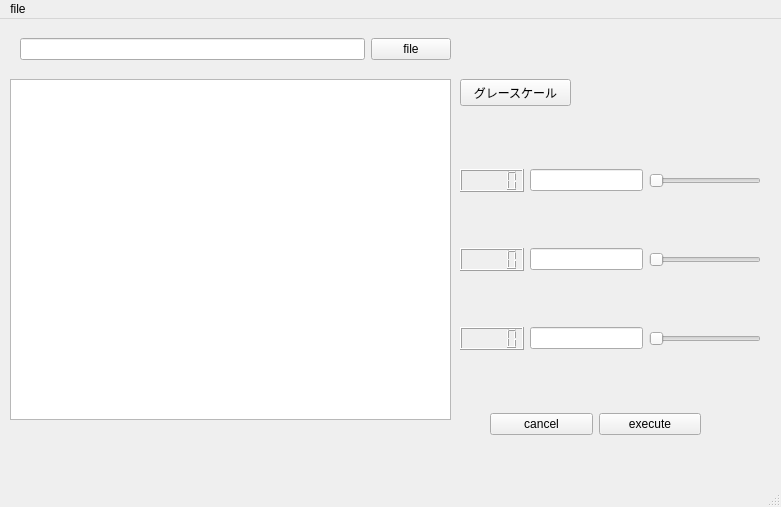
Qt form MainDialog02.ui (tsunekinaoto/picture) before a commit.
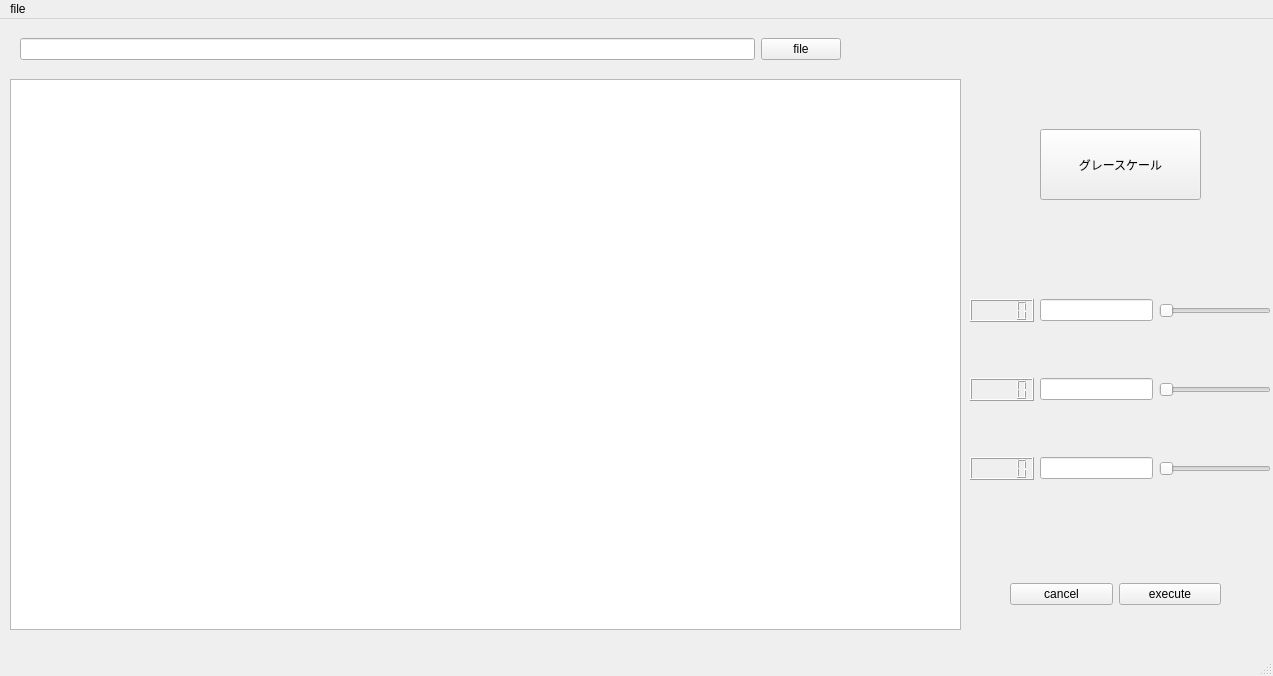
The same form after that commit.

```diff
--- a/MainDialog02.ui
+++ b/MainDialog02.ui
@@ -6,8 +6,8 @@
    <rect>
     <x>0</x>
     <y>0</y>
-    <width>781</width>
-    <height>507</height>
+    <width>1273</width>
+    <height>676</height>
    </rect>
   </property>
   <property name="windowTitle">
@@ -19,8 +19,8 @@
      <rect>
       <x>10</x>
       <y>60</y>
-      <width>441</width>
-      <height>341</height>
+      <width>951</width>
+      <height>551</height>
      </rect>
     </property>
     <property name="mouseTracking">
@@ -30,8 +30,8 @@
    <widget class="QWidget" name="gridLayoutWidget">
     <property name="geometry">
      <rect>
-      <x>460</x>
-      <y>100</y>
+      <x>970</x>
+      <y>230</y>
       <width>301</width>
       <height>281</height>
      </rect>
@@ -98,7 +98,7 @@
      <rect>
       <x>20</x>
       <y>10</y>
-      <width>431</width>
+      <width>821</width>
       <height>41</height>
      </rect>
     </property>
@@ -118,8 +118,8 @@
    <widget class="QWidget" name="horizontalLayoutWidget_2">
     <property name="geometry">
      <rect>
-      <x>490</x>
-      <y>390</y>
+      <x>1010</x>
+      <y>560</y>
       <width>211</width>
       <height>31</height>
      </rect>
@@ -144,10 +144,10 @@
    <widget class="QPushButton" name="gray_img">
     <property name="geometry">
      <rect>
-      <x>460</x>
-      <y>60</y>
-      <width>111</width>
-      <height>27</height>
+      <x>1040</x>
+      <y>110</y>
+      <width>161</width>
+      <height>71</height>
      </rect>
     </property>
     <property name="text">
@@ -160,7 +160,7 @@
     <rect>
      <x>0</x>
      <y>0</y>
-     <width>781</width>
+     <width>1273</width>
      <height>27</height>
     </rect>
    </property>
```
Left out of the diff: 36 changed lines with no effect on the pictures.
